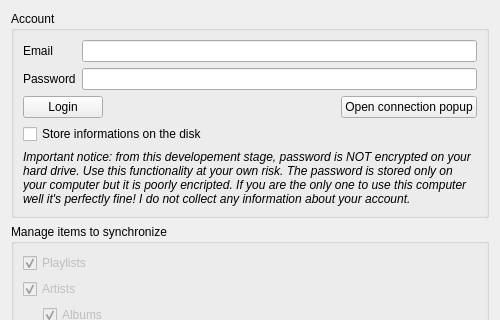
Above: config.ui from MBach/deezer-plugin before the change; both pictures show x 0 to 500 and y 0 to 320 of the 500 by 463 pixel window. Below: the same form after it.
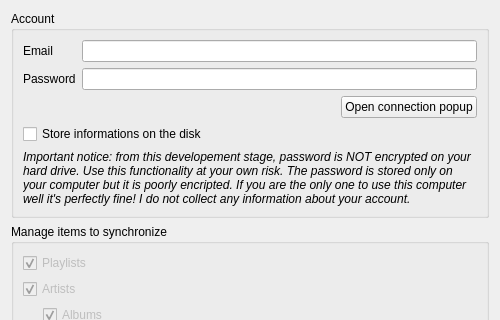
That is the form after the change. Icons and pictures are not drawn.

Patch:
```diff
--- a/config.ui
+++ b/config.ui
@@ -60,13 +60,6 @@
       </item>
       <item>
        <layout class="QHBoxLayout" name="horizontalLayout">
-        <item>
-         <widget class="QPushButton" name="connectButton">
-          <property name="text">
-           <string>Login</string>
-          </property>
-         </widget>
-        </item>
         <item>
          <spacer name="horizontalSpacer">
           <property name="orientation">
```
